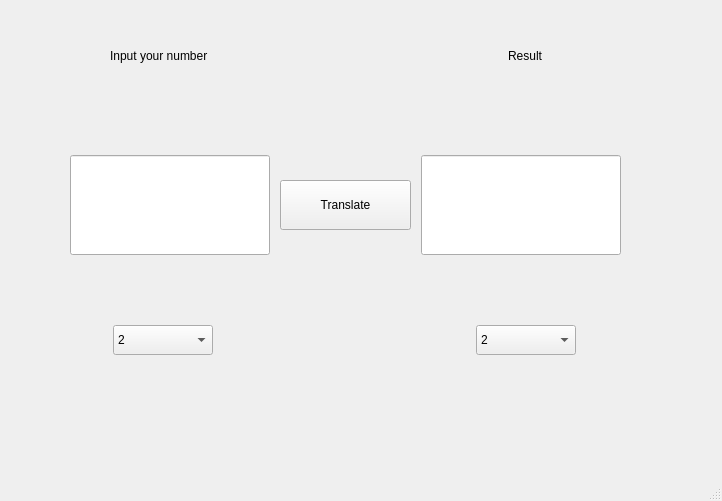
The window that QT/Lab03/Translator/translator.ui (Yaroslavcoder47/cpp_labs) describes before a commit, drawn with Qt 5.
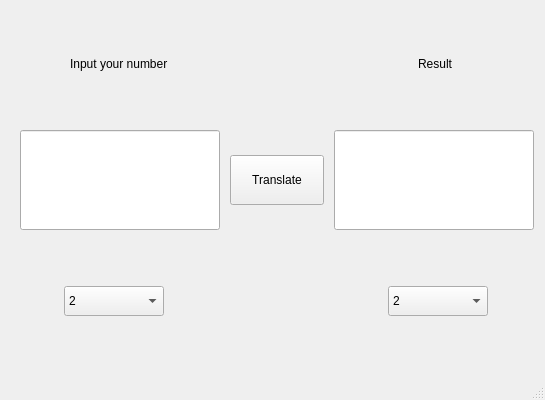
The same window after the commit.

The edit to the form file:
```diff
--- a/QT/Lab03/Translator/translator.ui
+++ b/QT/Lab03/Translator/translator.ui
@@ -6,8 +6,8 @@
    <rect>
     <x>0</x>
     <y>0</y>
-    <width>722</width>
-    <height>501</height>
+    <width>545</width>
+    <height>400</height>
    </rect>
   </property>
   <property name="windowTitle">
@@ -17,24 +17,35 @@
    <widget class="QWidget" name="horizontalLayoutWidget">
     <property name="geometry">
      <rect>
-      <x>50</x>
-      <y>10</y>
-      <width>589</width>
-      <height>91</height>
+      <x>0</x>
+      <y>0</y>
+      <width>554</width>
+      <height>371</height>
      </rect>
     </property>
+    <layout class="QVBoxLayout" name="verticalLayout">
+     <property name="spacing">
+      <number>2</number>
+     </property>
+     <item>
     <layout class="QHBoxLayout" name="horizontalLayout_2">
      <property name="spacing">
-      <number>300</number>
+        <number>250</number>
      </property>
      <property name="leftMargin">
-      <number>60</number>
+        <number>70</number>
      </property>
      <property name="rightMargin">
       <number>60</number>
      </property>
      <item>
       <widget class="QLabel" name="label">
+         <property name="maximumSize">
+          <size>
+           <width>200</width>
+           <height>20</height>
+          </size>
+         </property>
        <property name="text">
         <string>Input your number</string>
        </property>
@@ -42,22 +53,20 @@
      </item>
      <item>
       <widget class="QLabel" name="label_3">
+         <property name="maximumSize">
+          <size>
+           <width>100</width>
+           <height>20</height>
+          </size>
+         </property>
        <property name="text">
         <string>Result</string>
        </property>
       </widget>
      </item>
     </layout>
-   </widget>
-   <widget class="QWidget" name="horizontalLayoutWidget_2">
-    <property name="geometry">
-     <rect>
-      <x>50</x>
-      <y>120</y>
-      <width>591</width>
-      <height>171</height>
-     </rect>
-    </property>
+     </item>
+     <item>
     <layout class="QHBoxLayout" name="horizontalLayout_3">
      <property name="spacing">
       <number>10</number>
@@ -114,19 +123,11 @@
       </widget>
      </item>
     </layout>
-   </widget>
-   <widget class="QWidget" name="horizontalLayoutWidget_3">
-    <property name="geometry">
-     <rect>
-      <x>50</x>
-      <y>300</y>
-      <width>591</width>
-      <height>80</height>
-     </rect>
-    </property>
+     </item>
+     <item>
     <layout class="QHBoxLayout" name="horizontalLayout_4">
      <property name="spacing">
-      <number>200</number>
+        <number>160</number>
      </property>
      <item>
       <widget class="QComboBox" name="comboBox">
@@ -189,6 +190,8 @@
       </widget>
      </item>
     </layout>
+     </item>
+    </layout>
    </widget>
   </widget>
   <widget class="QMenuBar" name="menubar">
```
Left out of the diff: 4 changed lines with no effect on the pictures. Lines whose indentation alone changed are shown as unchanged.
